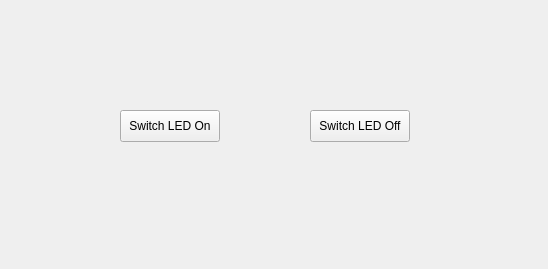
Before: the Qt Designer form QtGUI/GUITest/mainwindow.ui in stanford-ssi/Hummingbird-GUI, drawn with Qt 5.
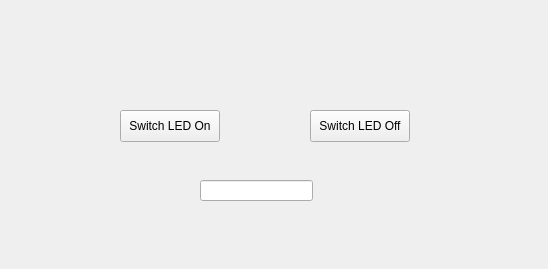
After: the same form once the commit is applied.

Commit message: Added functionality to allow for Arduino Serial write to GUI

```diff
--- a/QtGUI/GUITest/mainwindow.ui
+++ b/QtGUI/GUITest/mainwindow.ui
@@ -40,6 +40,19 @@
      <string>Switch LED Off</string>
     </property>
    </widget>
+   <widget class="QLineEdit" name="msgBox">
+    <property name="geometry">
+     <rect>
+      <x>200</x>
+      <y>180</y>
+      <width>113</width>
+      <height>21</height>
+     </rect>
+    </property>
+    <property name="readOnly">
+     <bool>true</bool>
+    </property>
+   </widget>
   </widget>
  </widget>
  <resources/>
```
The commit also changes 3 other files.
